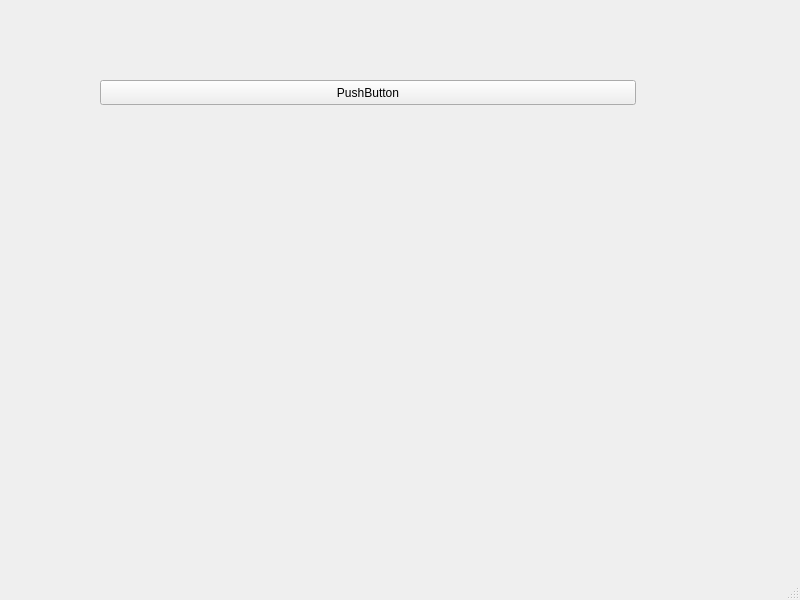
Old version of the form ui/test_window.ui in the repository LennonHuang/test_qt.
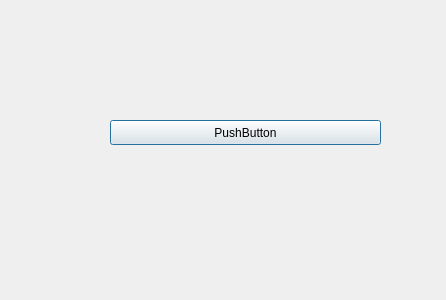
New version of the form.

```diff
--- a/ui/test_window.ui
+++ b/ui/test_window.ui
@@ -1,25 +1,24 @@
 <?xml version="1.0" encoding="UTF-8"?>
 <ui version="4.0">
- <class>test_window</class>
- <widget class="QMainWindow" name="test_window">
+ <class>Dialog</class>
+ <widget class="QDialog" name="Dialog">
   <property name="geometry">
    <rect>
     <x>0</x>
     <y>0</y>
-    <width>800</width>
-    <height>600</height>
+    <width>446</width>
+    <height>300</height>
    </rect>
   </property>
   <property name="windowTitle">
    <string>MainWindow</string>
   </property>
-  <widget class="QWidget" name="centralwidget">
    <widget class="QPushButton" name="test_btn">
     <property name="geometry">
      <rect>
-      <x>100</x>
-      <y>80</y>
-      <width>536</width>
+     <x>110</x>
+     <y>120</y>
+     <width>271</width>
       <height>25</height>
      </rect>
     </property>
@@ -27,18 +26,6 @@
      <string>PushButton</string>
     </property>
    </widget>
-  </widget>
-  <widget class="QMenuBar" name="menubar">
-   <property name="geometry">
-    <rect>
-     <x>0</x>
-     <y>0</y>
-     <width>800</width>
-     <height>22</height>
-    </rect>
-   </property>
-  </widget>
-  <widget class="QStatusBar" name="statusbar"/>
  </widget>
  <resources/>
  <connections/>
```
Left out of the diff: 2 changed lines with no effect on the pictures. Lines whose indentation alone changed are shown as unchanged.
